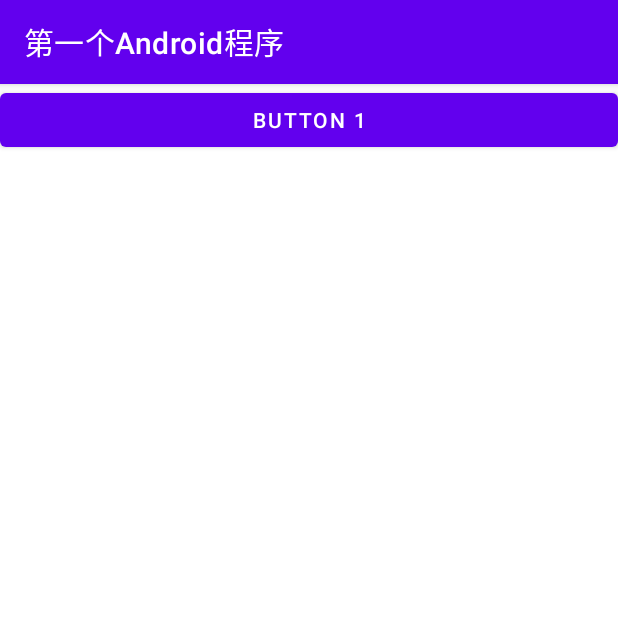
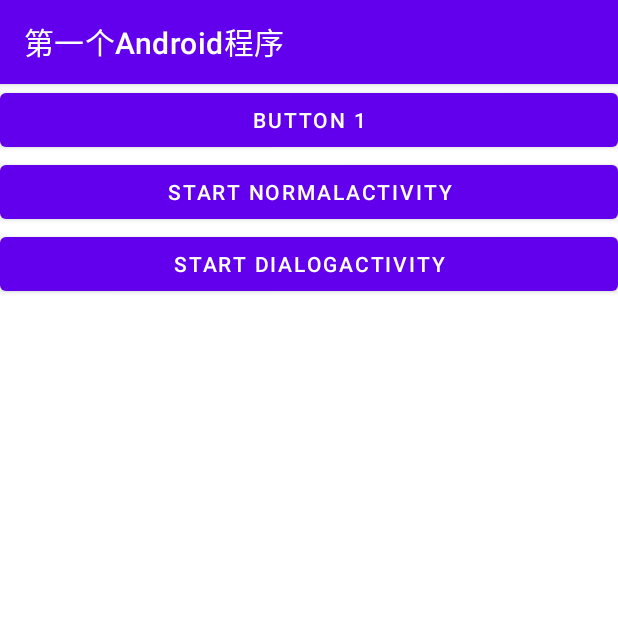
Before and after one commit to jianronglu/AndroidActivity, an Android app: the screen it shows after launch (FirstActivity), on a phone screen of 412 x 824 dp, the top half of it. Run offline under Robolectric (Android 15) with nearby library versions, the phone set to English and light mode, and no system bars.

Commit message:
life cycle

```diff
--- a/app/src/main/java/com/example/activitytest/FirstActivity.kt
+++ b/app/src/main/java/com/example/activitytest/FirstActivity.kt
@@ -1,11 +1,71 @@
 package com.example.activitytest
 
+import android.content.Intent
 import androidx.appcompat.app.AppCompatActivity
 import android.os.Bundle
+import android.util.Log
+import android.widget.Button
+import android.widget.Toast
 
 class FirstActivity : AppCompatActivity() {
+    private val tag = "FirstActivity"
+
     override fun onCreate(savedInstanceState: Bundle?) {
         super.onCreate(savedInstanceState)
         setContentView(R.layout.first_layout)
+        val button1: Button = findViewById(R.id.button1)
+        button1.setOnClickListener{
+            Toast.makeText(this, "You clicked Button 1", Toast.LENGTH_SHORT).show()
+        }
+        // viewDidLoad
+        Log.d(tag, "onCreate")
+
+        val startNormalActivity :Button = findViewById(R.id.startNormalActivity)
+        startNormalActivity.setOnClickListener{
+            val intent = Intent(this, NormalActivity::class.java)
+            startActivity(intent)
+        }
+
+        val startDialogActivity :Button = findViewById(R.id.startDialogActivity)
+        startDialogActivity.setOnClickListener{
+            val intent = Intent(this, DialogActivity::class.java)
+            startActivity(intent)
+        }
+    }
+
+    override fun onStart() {
+        super.onStart()
+        // 类似viewWillAppear
+        Log.d(tag, "onStart")
+    }
+
+    override fun onResume() {
+        super.onResume()
+        // 类似viewDidAppear
+        Log.d(tag, "onResume")
+    }
+
+    override fun onPause() {
+        super.onPause()
+        // 类似viewWillDisappear
+        Log.d(tag, "onPause")
+    }
+
+    override fun onStop() {
+        super.onStop()
+        // viewDidDisappear
+        Log.d(tag, "onStop")
+    }
+
+    override fun onRestart() {
+        super.onRestart()
+        // onStop 之后重新回到Activity栈顶，变为可用 iOS没有对应方法
+        Log.d(tag, "onRestart")
+    }
+
+    override fun onDestroy() {
+        super.onDestroy()
+        Log.d(tag, "onDestroy")
+        // dealloc
     }
 }
--- a/app/src/main/res/layout/first_layout.xml
+++ b/app/src/main/res/layout/first_layout.xml
@@ -7,6 +7,18 @@
         android:id="@+id/button1"
         android:layout_width="match_parent"
         android:layout_height="wrap_content"
-        android:text="Button 1"
-    />
+        android:text="Button 1" />
+
+    <Button
+        android:id="@+id/startNormalActivity"
+        android:layout_width="match_parent"
+        android:layout_height="wrap_content"
+        android:text="Start NormalActivity"/>
+
+    <Button
+        android:id="@+id/startDialogActivity"
+        android:layout_width="match_parent"
+        android:layout_height="wrap_content"
+        android:text="Start DialogActivity"/>
+
 </LinearLayout>
```
Also changed, not shown: app/src/main/AndroidManifest.xml (+9 -9 lines), app/src/main/java/com/example/activitytest/DialogActivity.kt (added, +45 -0 lines), app/src/main/java/com/example/activitytest/NormalActivity.kt (added, +45 -0 lines), app/src/main/res/layout/dialog_layout.xml (added, +11 -0 lines), app/src/main/res/layout/normal_layout.xml (added, +12 -0 lines), 1 other file.
